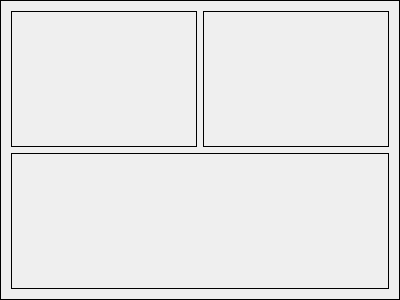
Above: ui/clouddrivewidget.ui from YmiR1710/BachelorWork before the change. Below: the same form after it.
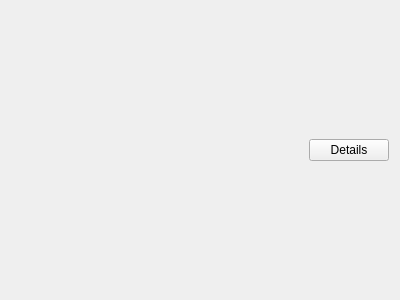
That is the form after the change.

```diff
--- a/ui/clouddrivewidget.ui
+++ b/ui/clouddrivewidget.ui
@@ -20,36 +20,168 @@
    <string>Form</string>
   </property>
   <property name="styleSheet">
-   <string notr="true">border-color: rgb(0, 0, 0); border-width : 1.2px; border-style:inset;</string>
+   <string notr="true"/>
   </property>
   <layout class="QGridLayout" name="gridLayout">
+   <property name="leftMargin">
+    <number>9</number>
+   </property>
+   <property name="spacing">
+    <number>0</number>
+   </property>
    <item row="0" column="0">
     <layout class="QVBoxLayout" name="verticalLayout">
+     <property name="spacing">
+      <number>0</number>
+     </property>
      <item>
       <layout class="QHBoxLayout" name="horizontalLayout">
+       <property name="spacing">
+        <number>0</number>
+       </property>
        <item>
         <widget class="QLabel" name="driveLogo">
+         <property name="sizePolicy">
+          <sizepolicy hsizetype="Fixed" vsizetype="Preferred">
+           <horstretch>0</horstretch>
+           <verstretch>0</verstretch>
+          </sizepolicy>
+         </property>
          <property name="text">
           <string/>
          </property>
         </widget>
        </item>
        <item>
-        <widget class="QLabel" name="driveName">
+        <layout class="QVBoxLayout" name="verticalLayout_2">
+         <property name="spacing">
+          <number>0</number>
+         </property>
+         <item>
+          <widget class="QLabel" name="driveName">
+           <property name="text">
+            <string/>
+           </property>
+          </widget>
+         </item>
+         <item>
+          <widget class="QLabel" name="userName">
+           <property name="text">
+            <string/>
+           </property>
+          </widget>
+         </item>
+         <item>
+          <widget class="QLabel" name="driveSize">
+           <property name="text">
+            <string/>
+           </property>
+          </widget>
+         </item>
+        </layout>
+       </item>
+       <item>
+        <layout class="QVBoxLayout" name="detailsGrid">
+         <item>
+          <layout class="QHBoxLayout" name="horizontalLayout_2">
+           <item>
+            <layout class="QHBoxLayout" name="horizontalLayout_2_2">
+             <item>
+              <widget class="QLabel" name="photoLogo">
+               <property name="text">
+                <string/>
+               </property>
+              </widget>
+             </item>
+             <item>
+              <widget class="QLabel" name="photoInfo">
+               <property name="text">
+                <string/>
+               </property>
+              </widget>
+             </item>
+            </layout>
+           </item>
+           <item>
+            <layout class="QHBoxLayout" name="horizontalLayout_2_1">
+             <item>
+              <widget class="QLabel" name="docsLogo">
+               <property name="text">
+                <string/>
+               </property>
+              </widget>
+             </item>
+             <item>
+              <widget class="QLabel" name="docsInfo">
+               <property name="text">
+                <string/>
+               </property>
+              </widget>
+             </item>
+            </layout>
+           </item>
+          </layout>
+         </item>
+         <item>
+          <layout class="QHBoxLayout" name="horizontalLayout_3">
+           <item>
+            <layout class="QHBoxLayout" name="horizontalLayout_3_2">
+             <item>
+              <widget class="QLabel" name="musicLogo">
+               <property name="text">
+                <string/>
+               </property>
+              </widget>
+             </item>
+             <item>
+              <widget class="QLabel" name="musicInfo">
+               <property name="text">
+                <string/>
+               </property>
+              </widget>
+             </item>
+            </layout>
+           </item>
+           <item>
+            <layout class="QHBoxLayout" name="horizontalLayout_3_1">
+             <item>
+              <widget class="QLabel" name="otherLogo">
+               <property name="text">
+                <string/>
+               </property>
+              </widget>
+             </item>
+             <item>
+              <widget class="QLabel" name="otherInfo">
+               <property name="text">
+                <string/>
+               </property>
+              </widget>
+             </item>
+            </layout>
+           </item>
+          </layout>
+         </item>
+        </layout>
+       </item>
+       <item>
+        <widget class="QPushButton" name="cloudDriveDetailsButton">
+         <property name="sizePolicy">
+          <sizepolicy hsizetype="Fixed" vsizetype="Fixed">
+           <horstretch>0</horstretch>
+           <verstretch>0</verstretch>
+          </sizepolicy>
+         </property>
+         <property name="layoutDirection">
+          <enum>Qt::LeftToRight</enum>
+         </property>
          <property name="text">
-          <string/>
+          <string>Details</string>
          </property>
         </widget>
        </item>
       </layout>
      </item>
-     <item>
-      <widget class="QLabel" name="driveSize">
-       <property name="text">
-        <string/>
-       </property>
-      </widget>
-     </item>
     </layout>
    </item>
   </layout>
```
